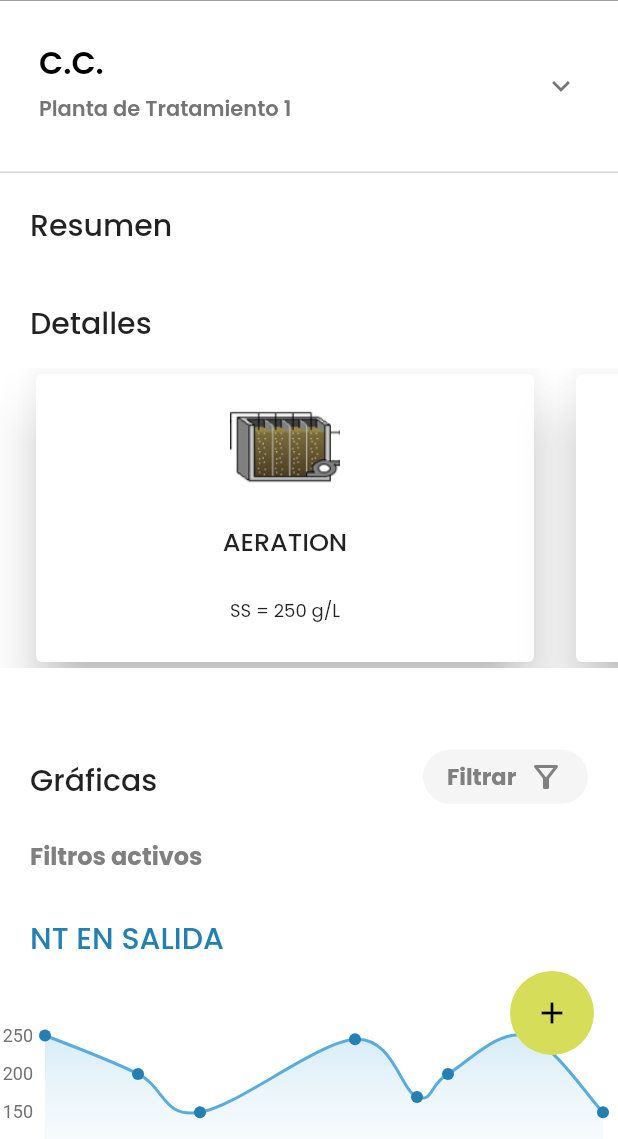
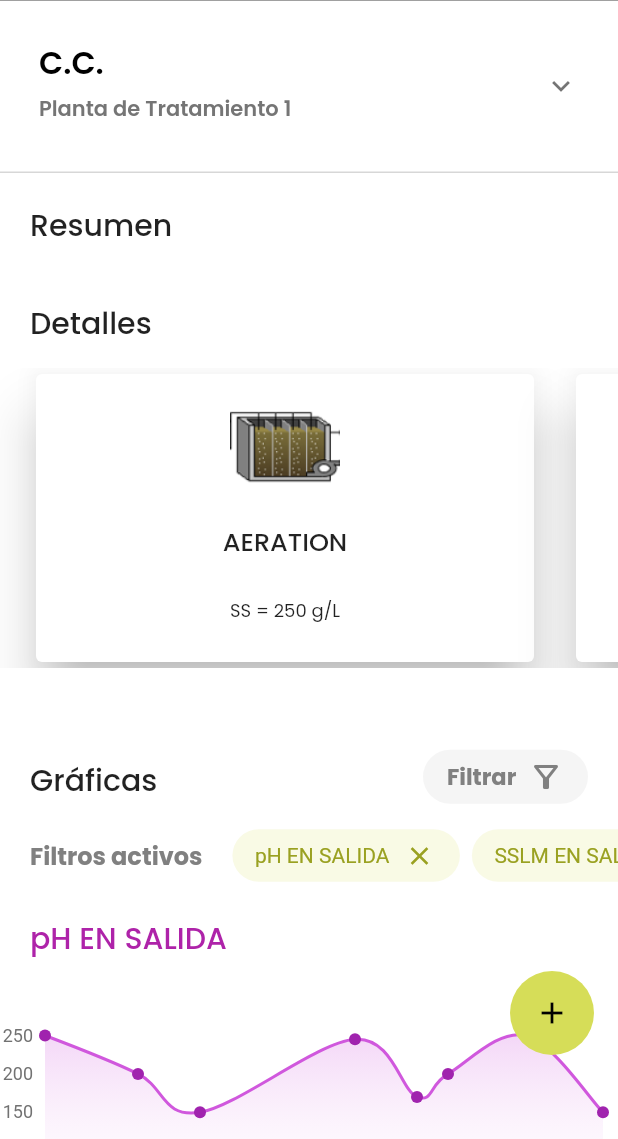
Before and after one commit to GEnriqueGT/plantas_flutter, a Flutter app: the DetailsPage screen opened directly with empty values, after a tap on the "close" icon, on a phone screen of 412 x 824 dp, the part 97-1236 px from its top. Run offline on Flutter 3.47's test engine with Material 2 defaults, Android fonts, the light colour scheme and no system bars; drawn by our look-alikes of fl_chart.

Commit message:
graficas añadidas

```diff
--- a/lib/src/ui/details_page.dart
+++ b/lib/src/ui/details_page.dart
@@ -52,7 +52,7 @@ class _DetailsPageState extends State<DetailsPage> {
         sectionText("Detalles"),
         detallesCards(),
         sectionRowFilter(context),
-        activeFilters(),
+        activeFilters(context),
         chartList(),
         SizedBox(
           height: 50,
@@ -100,21 +100,25 @@ class _DetailsPageState extends State<DetailsPage> {
   }
 
   Widget activeFilter(String text, int index) {
-    return Container(
-      width: 150,
+    return Padding(
+      padding: const EdgeInsets.only(right: 8.0),
+      child: Container(
         height: 35,
         child: Padding(
-        padding: const EdgeInsets.only(left: 10.0, right: 10),
+          padding: const EdgeInsets.only(left: 15.0, right: 15),
           child: Row(
             mainAxisAlignment: MainAxisAlignment.spaceBetween,
             crossAxisAlignment: CrossAxisAlignment.center,
             children: [
-            Text(
+              Padding(
+                padding: const EdgeInsets.only(right: 8.0),
+                child: Text(
                   text,
                   style: TextStyle(
                       fontSize: 14,
                       fontWeight: FontWeight.w400,
                       color: Color(0xff9AA121)),
+                ),
               ),
               IconButton(
                   constraints: BoxConstraints(),
@@ -135,6 +139,7 @@ class _DetailsPageState extends State<DetailsPage> {
         decoration: BoxDecoration(
             color: Color.fromARGB(39, 214, 221, 88),
             borderRadius: BorderRadius.circular(30)),
+      ),
     );
   }
 
@@ -142,7 +147,12 @@ class _DetailsPageState extends State<DetailsPage> {
     return Column(
       children: [
         (qState) ? chartQ() : SizedBox(),
+        (phState) ? chartpH() : SizedBox(),
+        (sslmState) ? chartSslm() : SizedBox(),
+        (ssedState) ? chartSsed() : SizedBox(),
+        (odState) ? chartOd() : SizedBox(),
         (ntState) ? chartNt() : SizedBox(),
+        (ptState) ? chartPt() : SizedBox(),
         (dboState) ? chartsDBO() : SizedBox(),
         (ssState) ? chartsSS() : SizedBox(),
       ],
@@ -196,7 +206,7 @@ class _DetailsPageState extends State<DetailsPage> {
     );
   }
 
-  Widget activeFilters() {
+  Widget activeFilters(BuildContext context) {
     return Row(
       crossAxisAlignment: CrossAxisAlignment.center,
       children: [
@@ -213,7 +223,7 @@ class _DetailsPageState extends State<DetailsPage> {
         ),
         Container(
           height: 40,
-          width: 250,
+          width: MediaQuery.of(context).size.width - 155,
           child: ListView(
             scrollDirection: Axis.horizontal,
             children: [
@@ -221,7 +231,15 @@ class _DetailsPageState extends State<DetailsPage> {
                 crossAxisAlignment: CrossAxisAlignment.center,
                 mainAxisAlignment: MainAxisAlignment.spaceAround,
                 children: [
-                  (qState) ? activeFilter("Q EN ENTRADA", 1) : SizedBox()
+                  (qState) ? activeFilter("Q EN ENTRADA", 1) : SizedBox(),
+                  (phState) ? activeFilter("pH EN SALIDA", 2) : SizedBox(),
+                  (sslmState) ? activeFilter("SSLM EN SALIDA", 3) : SizedBox(),
+                  (ssedState) ? activeFilter("SSED EN ENTRADA", 4) : SizedBox(),
+                  (odState) ? activeFilter("OD EN SALIDA", 5) : SizedBox(),
+                  (ntState) ? activeFilter("NT EN SALIDA", 6) : SizedBox(),
+                  (ptState) ? activeFilter("PT EN SALIDA", 7) : SizedBox(),
+                  (dboState) ? activeFilter("DBO EN SALIDA", 8) : SizedBox(),
+                  (ssState) ? activeFilter("SS EN SALIDA", 9) : SizedBox(),
                 ],
               )
             ],
@@ -235,6 +253,36 @@ class _DetailsPageState extends State<DetailsPage> {
     switch (index) {
       case 1:
         qState = !qState;
+        break;
+
+      case 2:
+        phState = !phState;
+        break;
+
+      case 3:
+        sslmState = !sslmState;
+        break;
+      case 4:
+        ssedState = !ssedState;
+        break;
+
+      case 5:
+        odState = !odState;
+        break;
+
+      case 6:
+        ntState = !ntState;
+        break;
+      case 7:
+        ptState = !ptState;
+        break;
+
+      case 8:
+        dboState = !dboState;
+        break;
+
+      case 9:
+        ssState = !ssState;
         break;
     }
   }
@@ -728,6 +776,59 @@ Widget chart(Color lineColor, Color dotColor) {
   );
 }
 
+Widget chartQ() {
+  return Column(
+    crossAxisAlignment: CrossAxisAlignment.start,
+    children: [
+      chartsectionText("Caudal entrada Q", Color(0xffA6AE23)),
+      chart(Color(0xffD6DD58), Color(0xffA6AE23)),
+    ],
+  );
+}
+
+Widget chartpH() {
+  return Column(
+    crossAxisAlignment: CrossAxisAlignment.start,
+    children: [
+      chartsectionText("pH EN SALIDA", Color.fromARGB(255, 174, 35, 169)),
+      chart(
+          Color.fromARGB(255, 208, 88, 221), Color.fromARGB(255, 160, 35, 174)),
+    ],
+  );
+}
+
+Widget chartSslm() {
+  return Column(
+    crossAxisAlignment: CrossAxisAlignment.start,
+    children: [
+      chartsectionText("SSLM EN SALIDA", Color.fromARGB(255, 174, 35, 35)),
+      chart(Color.fromARGB(255, 221, 88, 88), Color.fromARGB(255, 174, 35, 35)),
+    ],
+  );
+}
+
+Widget chartSsed() {
+  return Column(
+    crossAxisAlignment: CrossAxisAlignment.start,
+    children: [
+      chartsectionText("SSED EN ENTRADA", Color.fromARGB(255, 40, 174, 35)),
+      chart(
+          Color.fromARGB(255, 88, 221, 112), Color.fromARGB(255, 35, 174, 60)),
+    ],
+  );
+}
+
+Widget chartOd() {
+  return Column(
+    crossAxisAlignment: CrossAxisAlignment.start,
+    children: [
+      chartsectionText("OD EN SALIDA", Color.fromARGB(255, 174, 81, 35)),
+      chart(
+          Color.fromARGB(255, 221, 130, 88), Color.fromARGB(255, 174, 95, 35)),
+    ],
+  );
+}
+
 Widget chartNt() {
   return Column(
     crossAxisAlignment: CrossAxisAlignment.start,
@@ -738,12 +839,13 @@ Widget chartNt() {
   );
 }
 
-Widget chartQ() {
+Widget chartPt() {
   return Column(
     crossAxisAlignment: CrossAxisAlignment.start,
     children: [
-      chartsectionText("Caudal entrada Q", Color(0xffA6AE23)),
-      chart(Color(0xffD6DD58), Color(0xffA6AE23)),
+      chartsectionText("PT EN SALIDA", Color.fromARGB(255, 140, 36, 178)),
+      chart(
+          Color.fromARGB(255, 183, 88, 221), Color.fromARGB(255, 147, 36, 178)),
     ],
   );
 }
```
Lines whose indentation alone changed are shown as unchanged.
